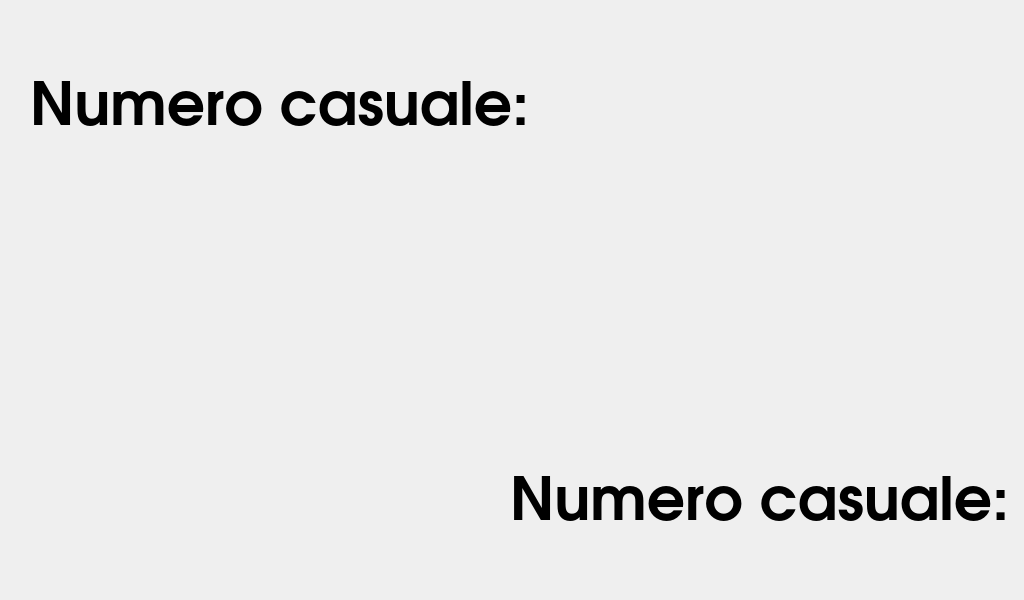
Above: mainwindow.ui from L0E6O/LeoDash before the change. Below: the same form after it.
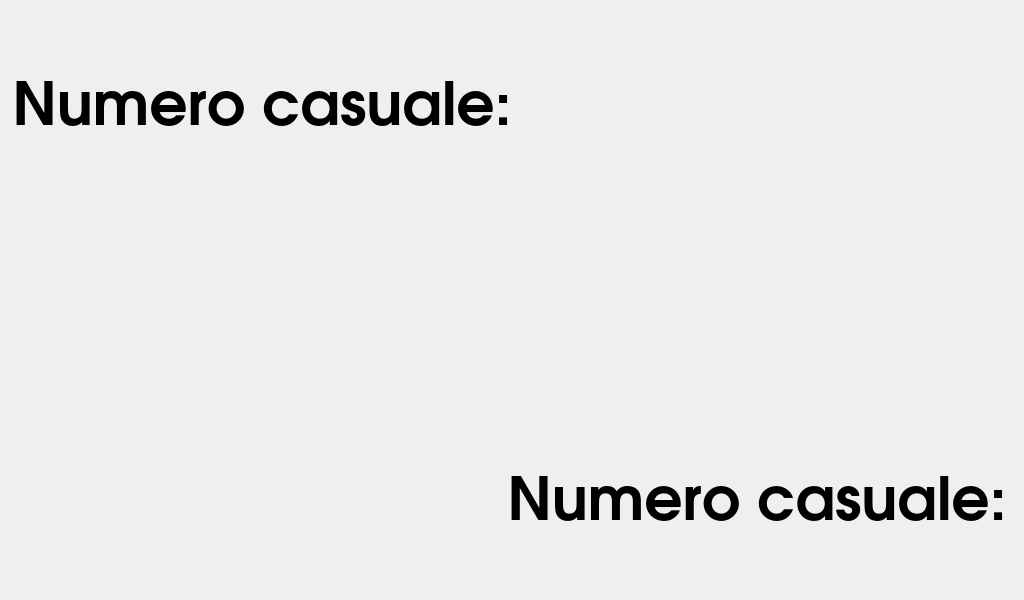
That is the form after the change.

Commit message: cambiato layout

Patch:
```diff
--- a/mainwindow.ui
+++ b/mainwindow.ui
@@ -26,7 +26,7 @@
    <widget class="QLabel" name="lAX">
     <property name="geometry">
      <rect>
-      <x>30</x>
+      <x>10</x>
       <y>30</y>
       <width>521</width>
       <height>141</height>
@@ -51,6 +51,9 @@
     <property name="scaledContents">
      <bool>false</bool>
     </property>
+    <property name="alignment">
+     <set>Qt::AlignmentFlag::AlignCenter</set>
+    </property>
    </widget>
    <widget class="QLabel" name="lAY">
     <property name="enabled">
@@ -80,6 +83,9 @@
     <property name="scaledContents">
      <bool>false</bool>
     </property>
+    <property name="alignment">
+     <set>Qt::AlignmentFlag::AlignCenter</set>
+    </property>
    </widget>
   </widget>
  </widget>
```
